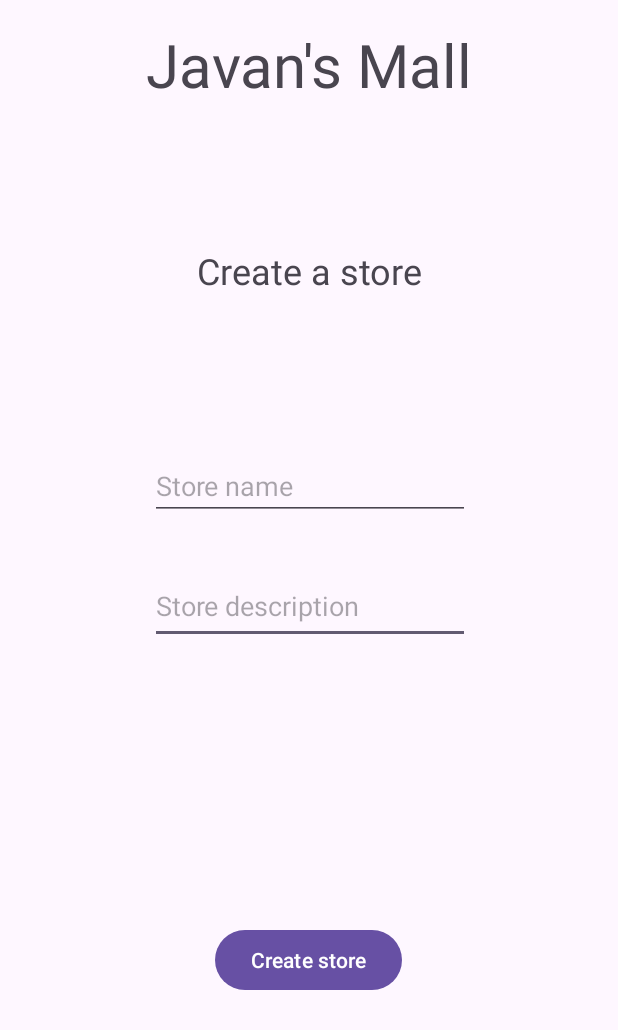
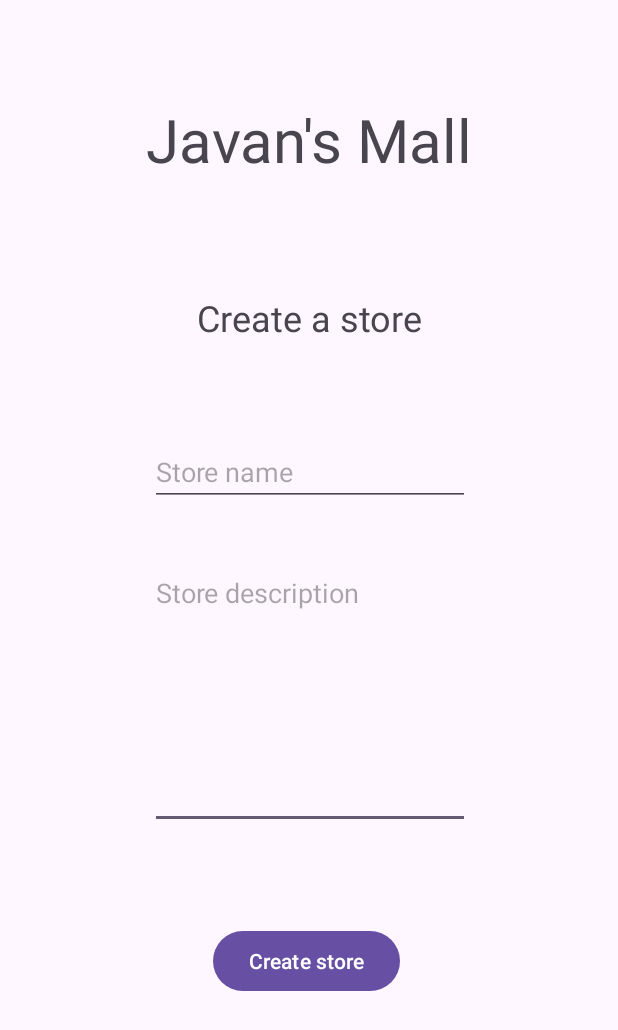
Before and after one commit to michaelz04/Mall-App, an Android app: the CreateStoreActivity screen opened directly, with no data from a screen before it, on a phone screen of 412 x 824 dp. Shown: the top 1030 px of the screen. Run offline under Robolectric (Android 15) with nearby library versions, the light colour scheme and no system bars; our stand-ins replace Firebase (no records; nobody signed in at launch, a user with empty details on screens opened directly).

Commit message:
Fixed layout

```diff
--- a/app/src/main/res/layout/activity_create_store.xml
+++ b/app/src/main/res/layout/activity_create_store.xml
@@ -13,8 +13,10 @@
         android:layout_marginStart="97dp"
         android:layout_marginTop="16dp"
         android:layout_marginEnd="97dp"
+        android:layout_marginBottom="26dp"
         android:text="@string/title_text"
         android:textSize="40sp"
+        app:layout_constraintBottom_toTopOf="@+id/title3"
         app:layout_constraintEnd_toEndOf="parent"
         app:layout_constraintHorizontal_bias="0.0"
         app:layout_constraintStart_toStartOf="parent"
@@ -29,6 +31,7 @@
         android:layout_marginEnd="97dp"
         android:text="@string/create_store_description"
         android:textSize="24sp"
+        app:layout_constraintBottom_toTopOf="@+id/editTextStoreName"
         app:layout_constraintEnd_toEndOf="parent"
         app:layout_constraintStart_toStartOf="parent"
         app:layout_constraintTop_toTopOf="parent" />
@@ -52,11 +55,10 @@
     <EditText
         android:id="@+id/editTextStoreDescription"
         android:layout_width="wrap_content"
-        android:layout_height="48dp"
+        android:layout_height="180dp"
         android:layout_marginStart="100dp"
-        android:layout_marginTop="17dp"
+        android:layout_marginTop="4dp"
         android:layout_marginEnd="101dp"
-        android:layout_marginBottom="85dp"
         android:height="48dp"
         android:autofillHints="@string/store_description_placeholder"
         android:ems="10"
@@ -74,9 +76,8 @@
         android:layout_width="wrap_content"
         android:layout_height="wrap_content"
         android:layout_marginStart="100dp"
-        android:layout_marginTop="200dp"
+        android:layout_marginTop="32dp"
         android:layout_marginEnd="101dp"
-        android:layout_marginBottom="17dp"
         android:height="48dp"
         android:autofillHints="@string/store_description_placeholder"
         android:ems="10"
@@ -93,14 +94,16 @@
         android:layout_width="wrap_content"
         android:layout_height="wrap_content"
         android:layout_marginStart="142dp"
-        android:layout_marginTop="101dp"
+        android:layout_marginTop="32dp"
         android:layout_marginEnd="143dp"
-        android:layout_marginBottom="255dp"
+        android:layout_marginBottom="128dp"
         android:onClick="onClickCreateStore"
         android:text="@string/create_store_button"
         app:layout_constraintBottom_toBottomOf="parent"
         app:layout_constraintEnd_toEndOf="parent"
+        app:layout_constraintHorizontal_bias="0.0"
         app:layout_constraintStart_toStartOf="parent"
-        app:layout_constraintTop_toBottomOf="@+id/editTextStoreDescription" />
+        app:layout_constraintTop_toBottomOf="@+id/editTextStoreDescription"
+        app:layout_constraintVertical_bias="0.0" />
 
 </androidx.constraintlayout.widget.ConstraintLayout>
```
